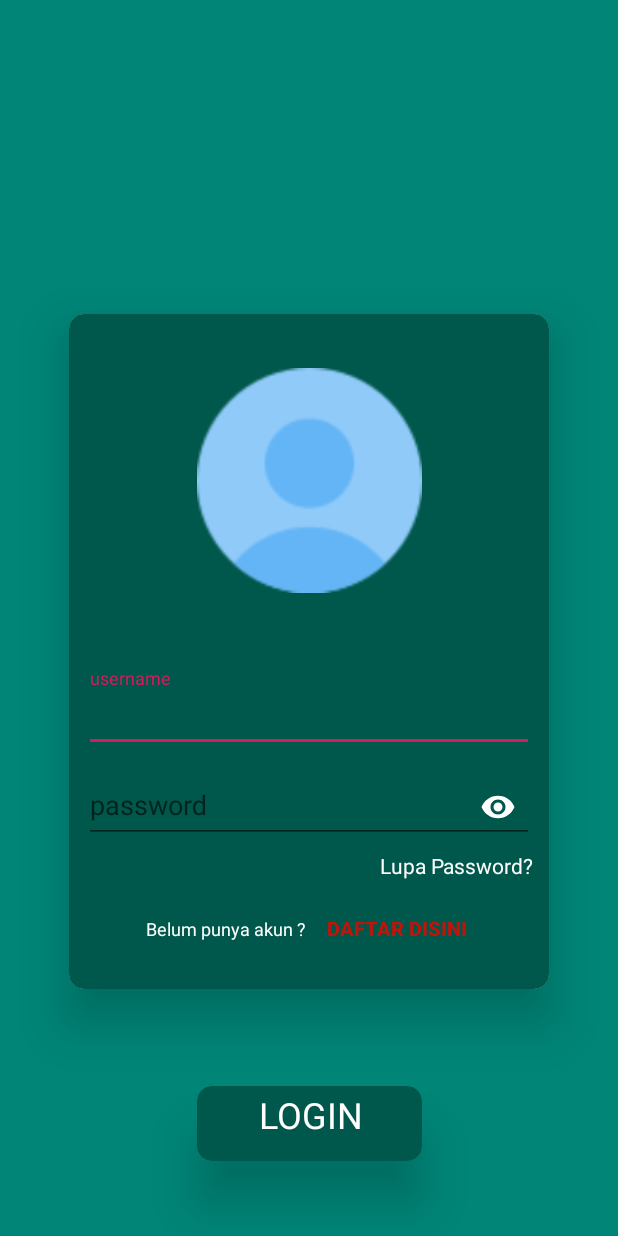
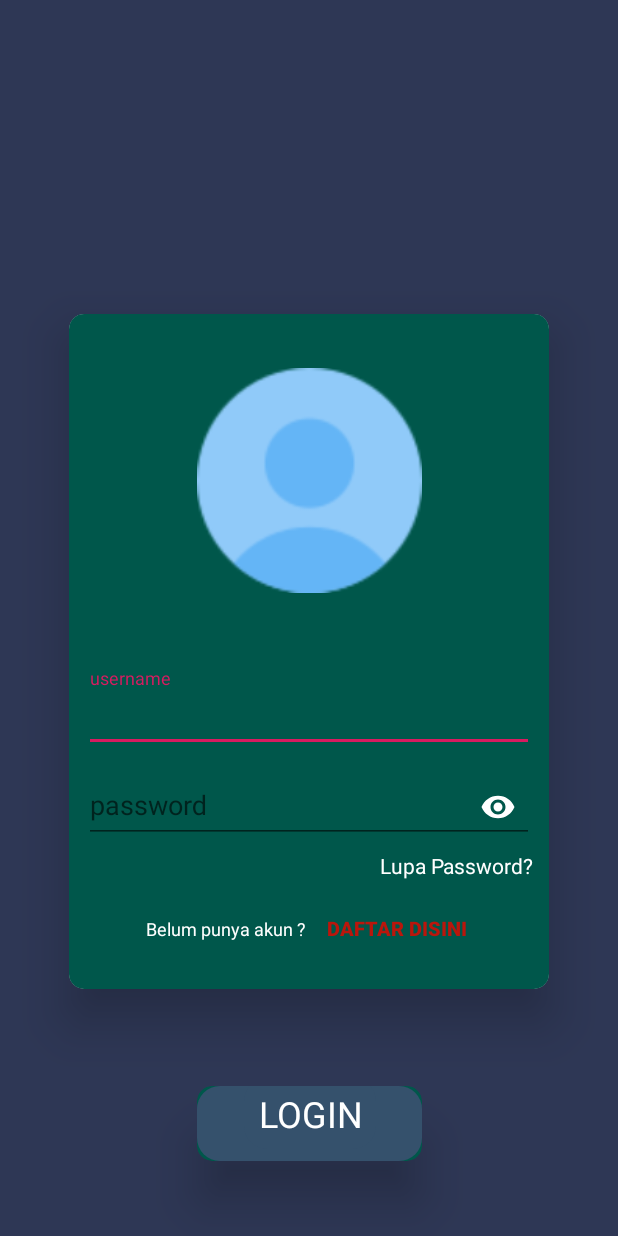
Before and after one commit to Gabycarolin/Kelompok2, an Android app: the screen it shows after launch (loginActivity), on a phone screen of 412 x 824 dp. Run offline under Robolectric (Android 15) with nearby library versions, the phone set to English and light mode, and no system bars; our stand-ins replace Volley.

Commit message:
Update activity_login.xml

```diff
--- a/FutsalBismillah/app/src/main/res/layout/activity_login.xml
+++ b/FutsalBismillah/app/src/main/res/layout/activity_login.xml
@@ -6,7 +6,7 @@
     xmlns:tools="http://schemas.android.com/tools"
     android:layout_width="match_parent"
     android:layout_height="match_parent"
-    android:background="@color/colorPrimary"
+    android:background="@drawable/background"
     tools:context=".MainActivity">
 
     <androidx.cardview.widget.CardView
@@ -23,7 +23,8 @@
         tools:ignore="MissingConstraints">
         <androidx.constraintlayout.widget.ConstraintLayout
             android:layout_width="match_parent"
-            android:layout_height="match_parent">
+            android:layout_height="match_parent"
+            android:background="@drawable/bglist">
             <Button
                 android:id="@+id/textView"
                 android:layout_width="wrap_content"
@@ -31,6 +32,7 @@
                 android:layout_marginTop="16dp"
                 android:layout_marginBottom="8dp"
                 android:text="Login"
+                android:background="@drawable/bglist"
                 style="?android:attr/borderlessButtonStyle"
                 android:textColor="#FFFFFF"
                 android:textSize="24sp"
@@ -125,9 +127,6 @@
                     android:text="Lupa Password?"
                     android:textColor="#FFFFFF" />
 
-
-
-
             </com.google.android.material.textfield.TextInputLayout>
 
             <LinearLayout
```
